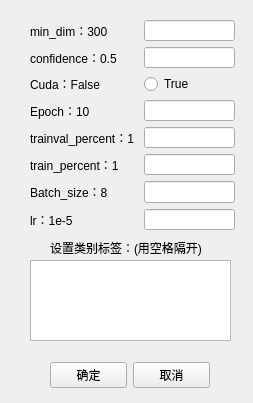
The window that ui/parameter.ui (banniford/Microbial-identification) describes before a commit, drawn with Qt 5.
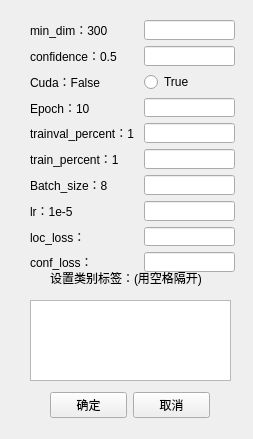
The same window after the commit.

Commit message: add loc_loss conf_loss

Diff of the .ui file:
```diff
--- a/ui/parameter.ui
+++ b/ui/parameter.ui
@@ -7,7 +7,7 @@
     <x>0</x>
     <y>0</y>
     <width>253</width>
-    <height>403</height>
+    <height>439</height>
    </rect>
   </property>
   <property name="windowTitle">
@@ -19,7 +19,7 @@
      <x>30</x>
      <y>20</y>
      <width>205</width>
-     <height>211</height>
+     <height>252</height>
     </rect>
    </property>
    <layout class="QFormLayout" name="formLayout">
@@ -147,13 +147,33 @@
     <item row="7" column="1">
      <widget class="QLineEdit" name="lineEdit_7"/>
     </item>
+    <item row="8" column="0">
+     <widget class="QLabel" name="label_2">
+      <property name="text">
+       <string>loc_loss：</string>
+      </property>
+     </widget>
+    </item>
+    <item row="9" column="0">
+     <widget class="QLabel" name="label_3">
+      <property name="text">
+       <string>conf_loss：</string>
+      </property>
+     </widget>
+    </item>
+    <item row="8" column="1">
+     <widget class="QLineEdit" name="lineEdit_8"/>
+    </item>
+    <item row="9" column="1">
+     <widget class="QLineEdit" name="lineEdit_9"/>
+    </item>
    </layout>
   </widget>
   <widget class="QWidget" name="horizontalLayoutWidget">
    <property name="geometry">
     <rect>
      <x>50</x>
-     <y>350</y>
+     <y>380</y>
      <width>160</width>
      <height>51</height>
     </rect>
@@ -179,7 +199,7 @@
    <property name="geometry">
     <rect>
      <x>30</x>
-     <y>260</y>
+     <y>300</y>
      <width>201</width>
      <height>81</height>
     </rect>
@@ -192,7 +212,7 @@
    <property name="geometry">
     <rect>
      <x>50</x>
-     <y>240</y>
+     <y>270</y>
      <width>161</width>
      <height>16</height>
     </rect>
```
The commit also changes 2 other files.
